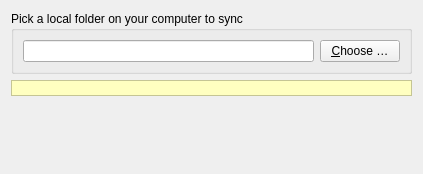
This is src/gui/folderwizardsourcepage.ui in nextcloud/desktop as Qt 5 draws it before an edit. The edited form follows.
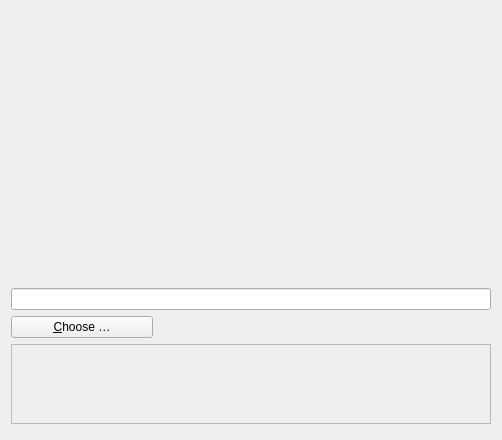
This is the edited form.

Commit message: Changes related to add folder screen design

```diff
--- a/src/gui/folderwizardsourcepage.ui
+++ b/src/gui/folderwizardsourcepage.ui
@@ -6,119 +6,116 @@
    <rect>
     <x>0</x>
     <y>0</y>
-    <width>423</width>
-    <height>174</height>
+    <width>502</width>
+    <height>440</height>
    </rect>
   </property>
   <property name="windowTitle">
    <string notr="true">Form</string>
   </property>
-  <layout class="QGridLayout" name="gridLayout_2">
-   <item row="2" column="0">
-    <spacer name="verticalSpacer">
+  <layout class="QVBoxLayout" name="verticalLayout">
+   <item>
+    <widget class="QLabel" name="subHeader">
+     <property name="styleSheet">
+      <string notr="true"/>
+     </property>
+     <property name="text">
+      <string/>
+     </property>
+    </widget>
+   </item>
+   <item>
+    <spacer name="verticalSpacer_3">
      <property name="orientation">
       <enum>Qt::Vertical</enum>
      </property>
+     <property name="sizeType">
+      <enum>QSizePolicy::Preferred</enum>
+     </property>
      <property name="sizeHint" stdset="0">
       <size>
-       <width>349</width>
-       <height>0</height>
+       <width>20</width>
+       <height>53</height>
       </size>
      </property>
     </spacer>
    </item>
-   <item row="0" column="0">
-    <widget class="QGroupBox" name="groupBox">
-     <property name="title">
-      <string>Pick a local folder on your computer to sync</string>
+   <item>
+    <widget class="QLabel" name="content">
+     <property name="styleSheet">
+      <string notr="true"/>
      </property>
-     <layout class="QGridLayout" name="gridLayout">
-      <item row="0" column="0">
-       <layout class="QHBoxLayout" name="horizontalLayout_2">
-        <item>
-         <widget class="QLineEdit" name="localFolderLineEdit"/>
-        </item>
-        <item>
-         <widget class="QPushButton" name="localFolderChooseBtn">
-          <property name="text">
-           <string>&amp;Choose …</string>
-          </property>
-         </widget>
-        </item>
-       </layout>
-      </item>
-     </layout>
+     <property name="text">
+      <string/>
+     </property>
+     <property name="wordWrap">
+      <bool>true</bool>
+     </property>
     </widget>
    </item>
-   <item row="1" column="0">
+   <item>
+    <spacer name="verticalSpacer_4">
+     <property name="orientation">
+      <enum>Qt::Vertical</enum>
+     </property>
+     <property name="sizeType">
+      <enum>QSizePolicy::Preferred</enum>
+     </property>
+     <property name="sizeHint" stdset="0">
+      <size>
+       <width>18</width>
+       <height>53</height>
+      </size>
+     </property>
+    </spacer>
+   </item>
+   <item>
+    <widget class="QLineEdit" name="localFolderLineEdit"/>
+   </item>
+   <item>
+    <layout class="QHBoxLayout" name="horizontalLayout">
+     <item>
+      <widget class="QPushButton" name="localFolderChooseBtn">
+       <property name="sizePolicy">
+        <sizepolicy hsizetype="Preferred" vsizetype="Fixed">
+         <horstretch>0</horstretch>
+         <verstretch>0</verstretch>
+        </sizepolicy>
+       </property>
+       <property name="minimumSize">
+        <size>
+         <width>142</width>
+         <height>0</height>
+        </size>
+       </property>
+       <property name="text">
+        <string>&amp;Choose …</string>
+       </property>
+      </widget>
+     </item>
+     <item>
+      <spacer name="horizontalSpacer">
+       <property name="orientation">
+        <enum>Qt::Horizontal</enum>
+       </property>
+       <property name="sizeHint" stdset="0">
+        <size>
+         <width>40</width>
+         <height>20</height>
+        </size>
+       </property>
+      </spacer>
+     </item>
+    </layout>
+   </item>
+   <item>
     <widget class="QLabel" name="warnLabel">
-     <property name="palette">
-      <palette>
-       <active>
-        <colorrole role="Base">
-         <brush brushstyle="SolidPattern">
-          <color alpha="255">
-           <red>255</red>
-           <green>255</green>
-           <blue>255</blue>
-          </color>
-         </brush>
-        </colorrole>
-        <colorrole role="Window">
-         <brush brushstyle="SolidPattern">
-          <color alpha="255">
-           <red>255</red>
-           <green>255</green>
-           <blue>192</blue>
-          </color>
-         </brush>
-        </colorrole>
-       </active>
-       <inactive>
-        <colorrole role="Base">
-         <brush brushstyle="SolidPattern">
-          <color alpha="255">
-           <red>255</red>
-           <green>255</green>
-           <blue>255</blue>
-          </color>
-         </brush>
-        </colorrole>
-        <colorrole role="Window">
-         <brush brushstyle="SolidPattern">
-          <color alpha="255">
-           <red>255</red>
-           <green>255</green>
-           <blue>192</blue>
-          </color>
-         </brush>
-        </colorrole>
-       </inactive>
-       <disabled>
-        <colorrole role="Base">
-         <brush brushstyle="SolidPattern">
-          <color alpha="255">
-           <red>255</red>
-           <green>255</green>
-           <blue>192</blue>
-          </color>
-         </brush>
-        </colorrole>
-        <colorrole role="Window">
-         <brush brushstyle="SolidPattern">
-          <color alpha="255">
-           <red>255</red>
-           <green>255</green>
-           <blue>192</blue>
-          </color>
-         </brush>
-        </colorrole>
-       </disabled>
-      </palette>
-     </property>
      <property name="autoFillBackground">
       <bool>true</bool>
      </property>
+     <property name="styleSheet">
+      <string notr="true"/>
+     </property>
      <property name="frameShape">
       <enum>QFrame::StyledPanel</enum>
      </property>
@@ -133,6 +130,22 @@
      </property>
     </widget>
    </item>
+   <item>
+    <spacer name="verticalSpacer_6">
+     <property name="orientation">
+      <enum>Qt::Vertical</enum>
+     </property>
+     <property name="sizeType">
+      <enum>QSizePolicy::Fixed</enum>
+     </property>
+     <property name="sizeHint" stdset="0">
+      <size>
+       <width>20</width>
+       <height>5</height>
+      </size>
+     </property>
+    </spacer>
+   </item>
   </layout>
  </widget>
  <resources/>
```
The commit also changes 2 other files.
